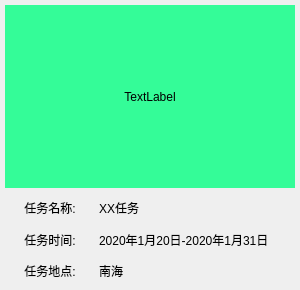
This is src_client/related/databasemanage/pages/systemmainpage/taskoverviewitem.ui in wey580231/Framewrok as Qt 5 draws it before an edit. The edited form follows.
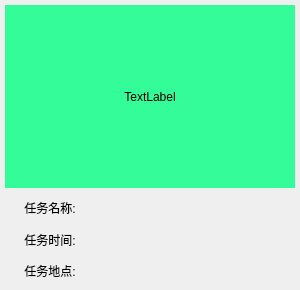
This is the edited form.

Commit message:
修改任务展示
1、增加添加单条任务
2、获取任务列
3、删除单条任务

Patch:
```diff
--- a/src_client/related/databasemanage/pages/systemmainpage/taskoverviewitem.ui
+++ b/src_client/related/databasemanage/pages/systemmainpage/taskoverviewitem.ui
@@ -122,7 +122,7 @@
          <item row="1" column="1">
           <widget class="QLabel" name="label_5">
            <property name="text">
-            <string>2020年1月20日-2020年1月31日</string>
+            <string/>
            </property>
           </widget>
          </item>
@@ -135,7 +135,7 @@
             </size>
            </property>
            <property name="text">
-            <string>XX任务</string>
+            <string/>
            </property>
           </widget>
          </item>
@@ -158,7 +158,7 @@
          <item row="2" column="1">
           <widget class="QLabel" name="label_7">
            <property name="text">
-            <string>南海</string>
+            <string/>
            </property>
           </widget>
          </item>
```
The commit also changes 24 other files.
